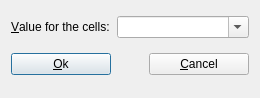
Above: gems3/vizor4/dlg4/CalcCheckDialog4.ui from gemshub/GEMSGUI before the change. Below: the same form after it.
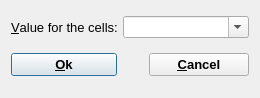
That is the form after the change.

```diff
--- a/gems3/vizor4/dlg4/CalcCheckDialog4.ui
+++ b/gems3/vizor4/dlg4/CalcCheckDialog4.ui
@@ -17,6 +17,11 @@
   <layout class="QGridLayout" name="gridLayout">
    <item row="0" column="0">
     <widget class="QLabel" name="TextLabel2">
+     <property name="font">
+      <font>
+       <pointsize>10</pointsize>
+      </font>
+     </property>
      <property name="text">
       <string>&amp;Value for the cells:</string>
      </property>
@@ -55,6 +60,13 @@
        <height>0</height>
       </size>
      </property>
+     <property name="font">
+      <font>
+       <pointsize>10</pointsize>
+       <weight>75</weight>
+       <bold>true</bold>
+      </font>
+     </property>
      <property name="text">
       <string>&amp;Ok</string>
      </property>
@@ -96,6 +108,13 @@
        <height>0</height>
       </size>
      </property>
+     <property name="font">
+      <font>
+       <pointsize>10</pointsize>
+       <weight>75</weight>
+       <bold>true</bold>
+      </font>
+     </property>
      <property name="text">
       <string>&amp;Cancel</string>
      </property>
```
